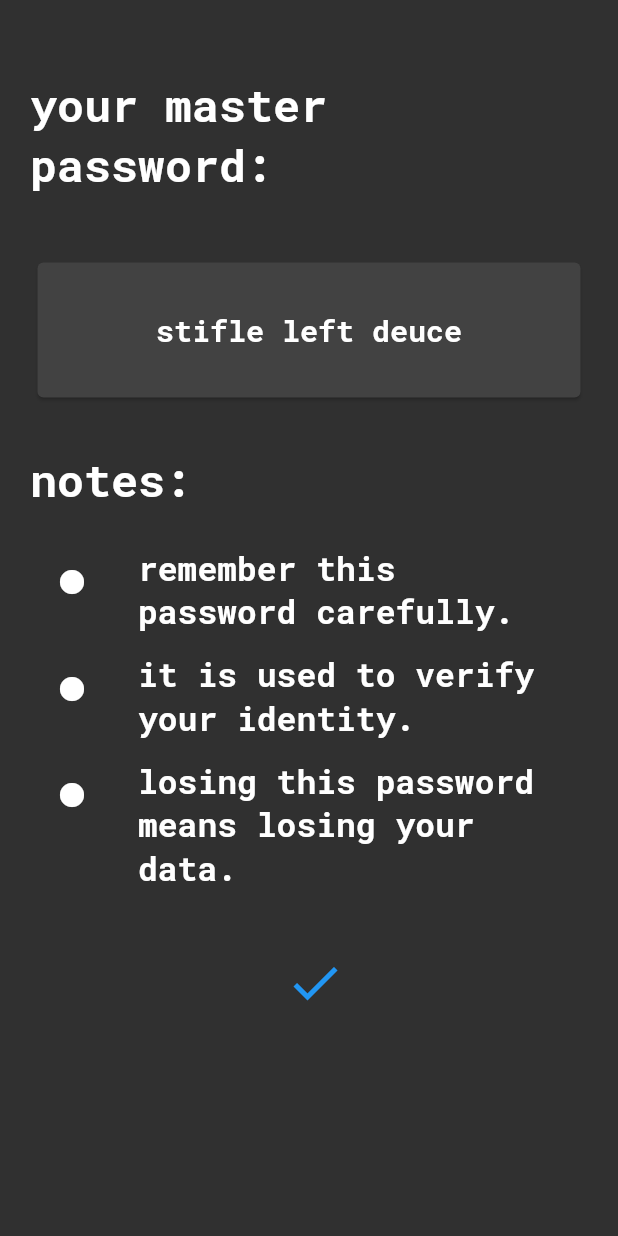
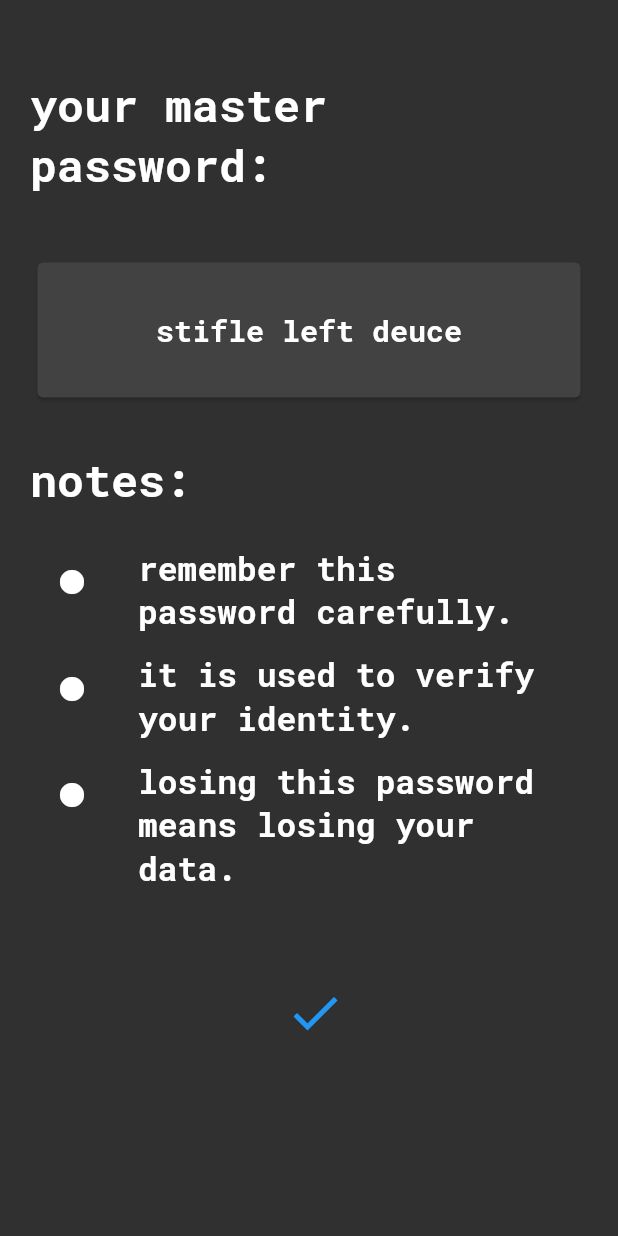
Before and after one commit to akashvshroff/Safe_Flutter_App, a Flutter app: the screen it shows after launch, after a tap on the "lock outline" icon, on a phone screen of 412 x 824 dp. Run offline on Flutter 3.47's test engine with Material 2 defaults, Android fonts, the phone set to English and light mode, and no system bars; our stand-ins replace rxdart, sqflite; missing offline and left inert: encrypt; accounts and stored records are empty.

Commit message:
Fixed layout distribution

```diff
--- a/lib/src/screens/master_password.dart
+++ b/lib/src/screens/master_password.dart
@@ -99,7 +99,7 @@ class MasterPassword extends StatelessWidget {
         ),
       ),
       SizedBox(
-        height: 30.0,
+        height: 50.0,
       ),
       Center(
         child: IconButton(
```
